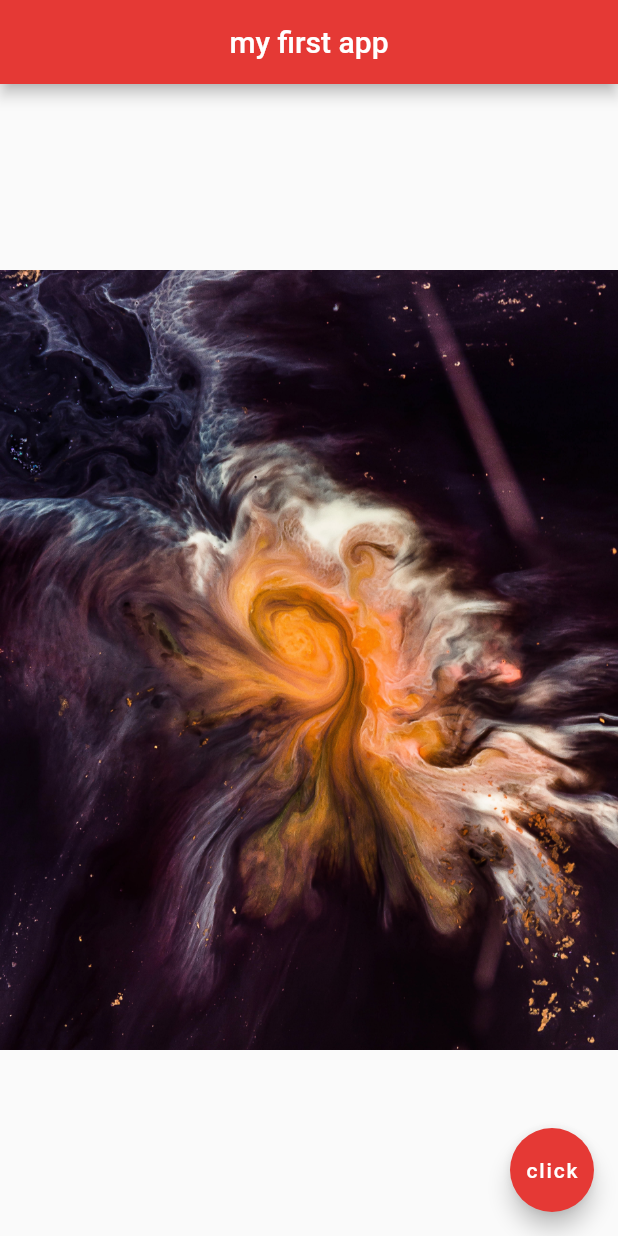
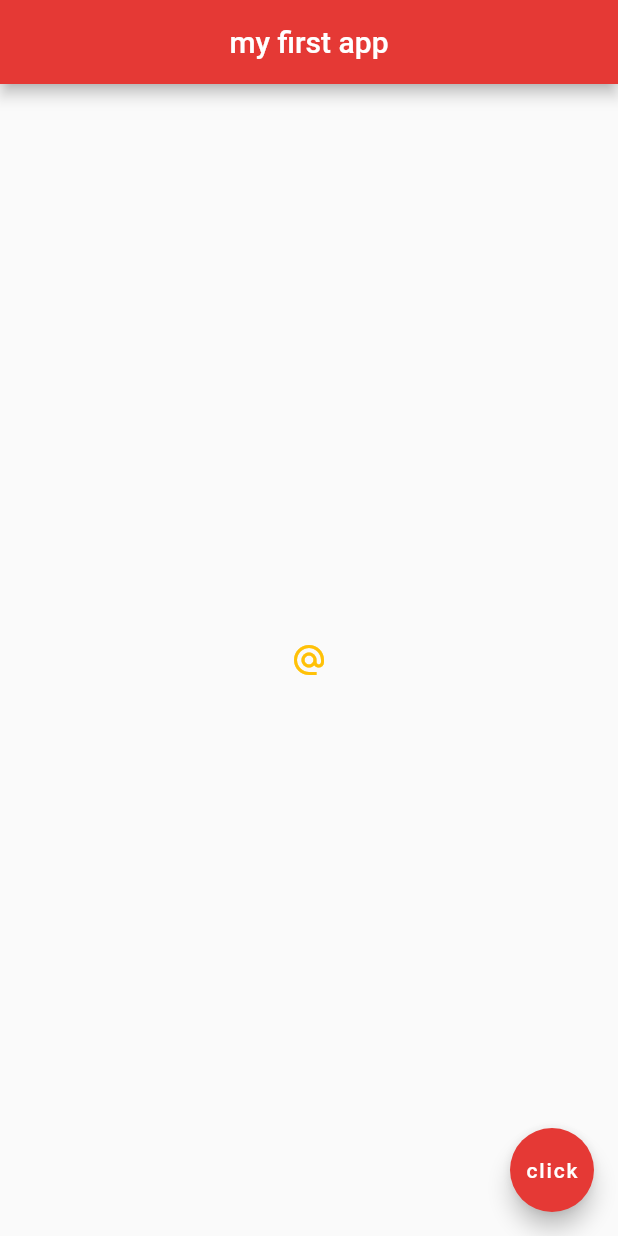
Before and after one commit to beaudario/flutter_tuts, a Flutter app: the screen it shows after launch, on a phone screen of 412 x 824 dp. Run offline on Flutter 3.47's test engine with Material 2 defaults, Android fonts, the phone set to English and light mode, and no system bars.

Commit message:
lesson 9 done

```diff
--- a/#4/myapp/lib/main.dart
+++ b/#4/myapp/lib/main.dart
@@ -14,7 +14,13 @@ class Home extends StatelessWidget {
         backgroundColor: Colors.red[600],
       ),
       body: Center(
-        child: Image.asset('assets/space-1.jpg'),
+        child: IconButton(
+          onPressed: () {
+            print('u clicked me');
+          },
+           icon: Icon(Icons.alternate_email),
+          color: Colors.amber,
+        ),
       ),
       floatingActionButton: FloatingActionButton(
         onPressed: () {},
```
